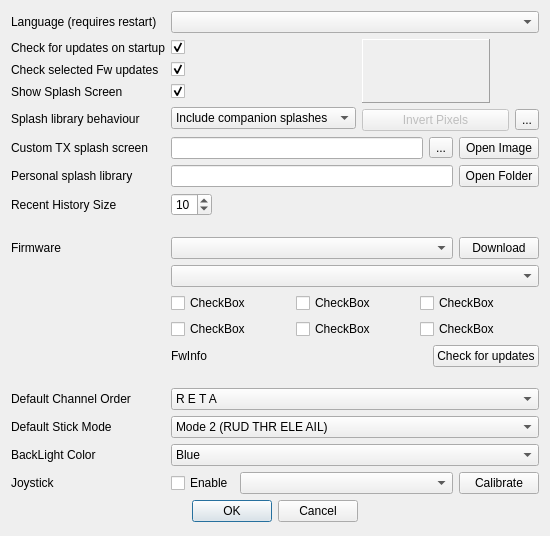
Old version of the form src/preferencesdialog.ui in the repository roberto1903/companion9x.
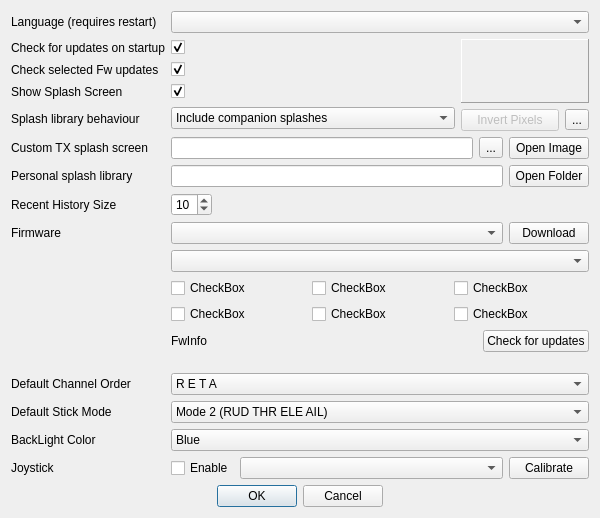
New version of the form. Icons and pictures are not drawn.

Commit message: Minimum size of windws preference too small

Diff of the .ui file:
```diff
--- a/src/preferencesdialog.ui
+++ b/src/preferencesdialog.ui
@@ -6,8 +6,8 @@
    <rect>
     <x>0</x>
     <y>0</y>
-    <width>550</width>
-    <height>536</height>
+    <width>600</width>
+    <height>517</height>
    </rect>
   </property>
   <property name="sizePolicy">
@@ -18,7 +18,7 @@
   </property>
   <property name="minimumSize">
    <size>
-    <width>550</width>
+    <width>600</width>
     <height>0</height>
    </size>
   </property>
@@ -29,7 +29,7 @@
    <iconset resource="companion9x.qrc">
     <normaloff>:/images/preferences.png</normaloff>:/images/preferences.png</iconset>
   </property>
-  <layout class="QGridLayout" name="gridLayout_4" columnstretch="0,1,1">
+  <layout class="QGridLayout" name="gridLayout_4" columnstretch="0,0,0">
    <item row="0" column="0">
     <widget class="QLabel" name="label">
      <property name="text">
@@ -55,7 +55,7 @@
     </widget>
    </item>
    <item row="1" column="2" rowspan="4">
-    <layout class="QGridLayout" name="gridLayout_3">
+    <layout class="QGridLayout" name="gridLayout_3" columnstretch="0,0">
      <item row="0" column="0" colspan="2">
       <widget class="QLabel" name="imageLabel">
        <property name="sizePolicy">
@@ -169,6 +169,12 @@
    </item>
    <item row="4" column="1">
     <widget class="QComboBox" name="splashincludeCB">
+     <property name="sizePolicy">
+      <sizepolicy hsizetype="MinimumExpanding" vsizetype="Fixed">
+       <horstretch>0</horstretch>
+       <verstretch>0</verstretch>
+      </sizepolicy>
+     </property>
      <item>
       <property name="text">
        <string>Include companion splashes</string>
@@ -218,13 +224,13 @@
      </property>
     </widget>
    </item>
-   <item row="8" column="1">
-    <spacer name="verticalSpacer_3">
+   <item row="12" column="1">
+    <spacer name="verticalSpacer">
      <property name="orientation">
       <enum>Qt::Vertical</enum>
      </property>
      <property name="sizeType">
-      <enum>QSizePolicy::Fixed</enum>
+      <enum>QSizePolicy::MinimumExpanding</enum>
      </property>
      <property name="sizeHint" stdset="0">
       <size>
@@ -234,51 +240,35 @@
      </property>
     </spacer>
    </item>
-   <item row="9" column="0">
+   <item row="8" column="0">
     <widget class="QLabel" name="label_6">
      <property name="text">
       <string>Firmware</string>
      </property>
     </widget>
    </item>
-   <item row="13" column="1">
-    <spacer name="verticalSpacer">
-     <property name="orientation">
-      <enum>Qt::Vertical</enum>
-     </property>
-     <property name="sizeType">
-      <enum>QSizePolicy::Fixed</enum>
-     </property>
-     <property name="sizeHint" stdset="0">
-      <size>
-       <width>20</width>
-       <height>15</height>
-      </size>
-     </property>
-    </spacer>
-   </item>
-   <item row="14" column="0">
+   <item row="13" column="0">
     <widget class="QLabel" name="label_13">
      <property name="text">
       <string>Default Channel Order</string>
      </property>
     </widget>
    </item>
-   <item row="15" column="0">
+   <item row="14" column="0">
     <widget class="QLabel" name="label_14">
      <property name="text">
       <string>Default Stick Mode</string>
      </property>
     </widget>
    </item>
-   <item row="16" column="0">
+   <item row="15" column="0">
     <widget class="QLabel" name="label_3">
      <property name="text">
       <string>BackLight Color</string>
      </property>
     </widget>
    </item>
-   <item row="17" column="0">
+   <item row="16" column="0">
     <widget class="QLabel" name="label_11">
      <property name="text">
       <string>Joystick</string>
@@ -347,7 +337,7 @@
      </item>
     </layout>
    </item>
-   <item row="9" column="1" colspan="2">
+   <item row="8" column="1" colspan="2">
     <layout class="QHBoxLayout" name="horizontalLayout_4">
      <property name="sizeConstraint">
       <enum>QLayout::SetMaximumSize</enum>
@@ -371,9 +361,6 @@
     </layout>
    </item>
    <item row="10" column="1" colspan="2">
-    <widget class="QComboBox" name="langCombo"/>
-   </item>
-   <item row="11" column="1" colspan="2">
     <layout class="QGridLayout" name="gridLayout">
      <property name="sizeConstraint">
       <enum>QLayout::SetMaximumSize</enum>
@@ -440,7 +427,7 @@
      </item>
     </layout>
    </item>
-   <item row="12" column="1" colspan="2">
+   <item row="11" column="1" colspan="2">
     <layout class="QHBoxLayout" name="horizontalLayout_5">
      <item>
       <widget class="QLabel" name="FwInfo">
@@ -464,8 +451,20 @@
      </item>
     </layout>
    </item>
-   <item row="14" column="1" colspan="2">
+   <item row="13" column="1" colspan="2">
     <widget class="QComboBox" name="channelorderCB">
+     <property name="sizePolicy">
+      <sizepolicy hsizetype="MinimumExpanding" vsizetype="Fixed">
+       <horstretch>0</horstretch>
+       <verstretch>0</verstretch>
+      </sizepolicy>
+     </property>
+     <property name="minimumSize">
+      <size>
+       <width>0</width>
+       <height>0</height>
+      </size>
+     </property>
      <property name="whatsThis">
       <string>Channel order
 
@@ -596,7 +595,7 @@
      </item>
     </widget>
    </item>
-   <item row="15" column="1" colspan="2">
+   <item row="14" column="1" colspan="2">
     <widget class="QComboBox" name="stickmodeCB">
      <property name="whatsThis">
       <string>Mode selection:
@@ -644,7 +643,7 @@
      </item>
     </widget>
    </item>
-   <item row="16" column="1" colspan="2">
+   <item row="15" column="1" colspan="2">
     <widget class="QComboBox" name="backLightColor">
      <item>
       <property name="text">
@@ -673,7 +672,7 @@
      </item>
     </widget>
    </item>
-   <item row="17" column="1" colspan="2">
+   <item row="16" column="1" colspan="2">
     <layout class="QHBoxLayout" name="horizontalLayout">
      <item>
       <widget class="QCheckBox" name="joystickChkB">
@@ -701,7 +700,7 @@
      </item>
     </layout>
    </item>
-   <item row="18" column="0" colspan="3">
+   <item row="17" column="0" colspan="3">
     <layout class="QHBoxLayout" name="horizontalLayout_3">
      <item>
       <spacer name="horizontalSpacer_3">
@@ -744,6 +743,16 @@
      </item>
     </layout>
    </item>
+   <item row="9" column="1" colspan="2">
+    <widget class="QComboBox" name="langCombo">
+     <property name="sizePolicy">
+      <sizepolicy hsizetype="Preferred" vsizetype="Fixed">
+       <horstretch>0</horstretch>
+       <verstretch>0</verstretch>
+      </sizepolicy>
+     </property>
+    </widget>
+   </item>
   </layout>
   <zorder>label_2</zorder>
   <zorder>label_7</zorder>
```
Left out of the diff: 2 changed lines with no effect on the pictures.
